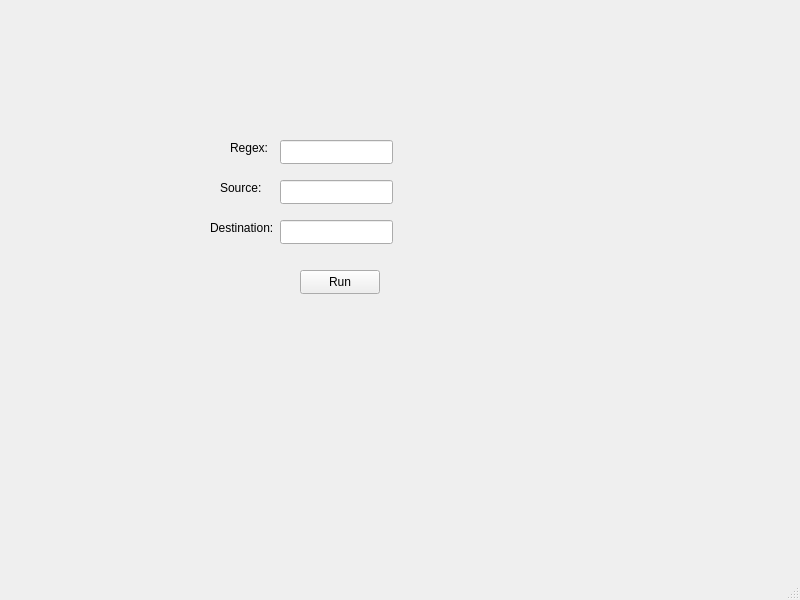
First picture: the form in File Transfer Thales/ThalesFileTransfer/mainwindow.ui, repository Guizith/FileTransferApp, before the edit.
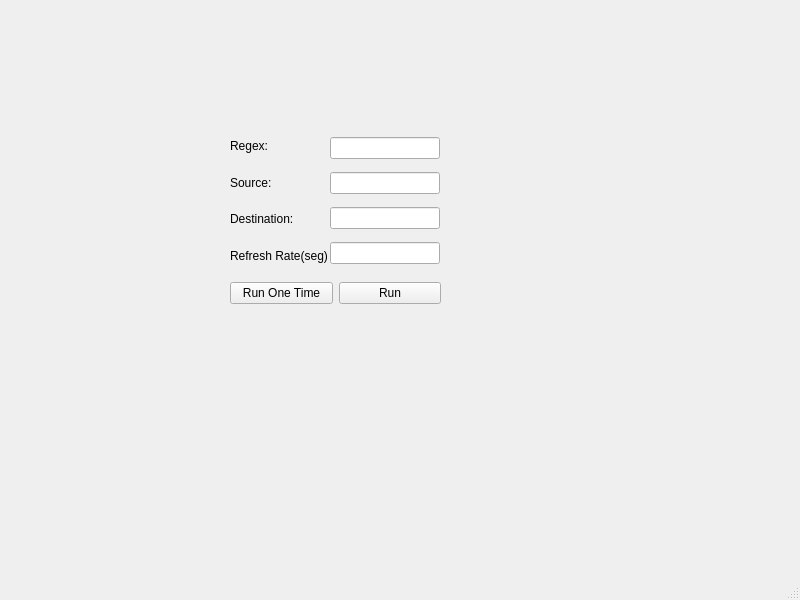
Second picture: the form after the edit.

What changed in the file:
```diff
--- a/File Transfer Thales/ThalesFileTransfer/mainwindow.ui
+++ b/File Transfer Thales/ThalesFileTransfer/mainwindow.ui
@@ -14,87 +14,102 @@
    <string>MainWindow</string>
   </property>
   <widget class="QWidget" name="centralwidget">
-   <widget class="QLabel" name="label_2">
+   <widget class="QWidget" name="">
     <property name="geometry">
      <rect>
-      <x>220</x>
-      <y>180</y>
-      <width>49</width>
-      <height>16</height>
+      <x>230</x>
+      <y>130</y>
+      <width>97</width>
+      <height>141</height>
      </rect>
     </property>
-    <property name="text">
-     <string>Source:</string>
-    </property>
+    <layout class="QVBoxLayout" name="verticalLayout">
+     <item>
+      <widget class="QLabel" name="label">
+       <property name="text">
+        <string>Regex:</string>
+       </property>
+      </widget>
+     </item>
+     <item>
+      <widget class="QLabel" name="label_2">
+       <property name="text">
+        <string>Source:</string>
+       </property>
+      </widget>
+     </item>
+     <item>
+      <widget class="QLabel" name="label_3">
+       <property name="text">
+        <string>Destination:</string>
+       </property>
+      </widget>
+     </item>
+     <item>
+      <widget class="QLabel" name="label_4">
+       <property name="text">
+        <string>Refresh Rate(seg):</string>
+       </property>
+      </widget>
+     </item>
+    </layout>
    </widget>
-   <widget class="QLabel" name="label_3">
+   <widget class="QWidget" name="">
     <property name="geometry">
      <rect>
-      <x>210</x>
-      <y>220</y>
-      <width>71</width>
-      <height>16</height>
+      <x>330</x>
+      <y>130</y>
+      <width>110</width>
+      <height>141</height>
      </rect>
     </property>
-    <property name="text">
-     <string>Destination:</string>
-    </property>
+    <layout class="QVBoxLayout" name="verticalLayout_2">
+     <item>
+      <widget class="QLineEdit" name="regex_txt"/>
+     </item>
+     <item>
+      <widget class="QLineEdit" name="src_txt"/>
+     </item>
+     <item>
+      <widget class="QLineEdit" name="dst_txt"/>
+     </item>
+     <item>
+      <widget class="QLineEdit" name="refresh_txt">
+       <property name="autoFillBackground">
+        <bool>false</bool>
+       </property>
+      </widget>
+     </item>
+    </layout>
    </widget>
-   <widget class="QLineEdit" name="regex_txt">
+   <widget class="QWidget" name="">
     <property name="geometry">
      <rect>
-      <x>280</x>
-      <y>140</y>
-      <width>113</width>
-      <height>24</height>
-     </rect>
-    </property>
-   </widget>
-   <widget class="QLineEdit" name="src_txt">
-    <property name="geometry">
-     <rect>
-      <x>280</x>
-      <y>180</y>
-      <width>113</width>
-      <height>24</height>
-     </rect>
-    </property>
-   </widget>
-   <widget class="QLineEdit" name="dst_txt">
-    <property name="geometry">
-     <rect>
-      <x>280</x>
-      <y>220</y>
-      <width>113</width>
-      <height>24</height>
-     </rect>
-    </property>
-   </widget>
-   <widget class="QPushButton" name="run_button">
-    <property name="geometry">
-     <rect>
-      <x>300</x>
-      <y>270</y>
-      <width>80</width>
-      <height>24</height>
-     </rect>
-    </property>
-    <property name="text">
-     <string>Run</string>
-    </property>
-   </widget>
-   <widget class="QLabel" name="label">
-    <property name="geometry">
-     <rect>
       <x>230</x>
-      <y>140</y>
-      <width>49</width>
-      <height>16</height>
+      <y>280</y>
+      <width>211</width>
+      <height>26</height>
      </rect>
     </property>
-    <property name="text">
-     <string>Regex:</string>
-    </property>
+    <layout class="QHBoxLayout" name="horizontalLayout">
+     <item>
+      <widget class="QPushButton" name="run_button">
+       <property name="text">
+        <string>Run One Time</string>
+       </property>
+      </widget>
+     </item>
+     <item>
+      <widget class="QPushButton" name="run_button2">
+       <property name="text">
+        <string>Run</string>
+       </property>
+       <property name="checkable">
+        <bool>true</bool>
+       </property>
+      </widget>
+     </item>
+    </layout>
    </widget>
   </widget>
   <widget class="QMenuBar" name="menubar">
```
